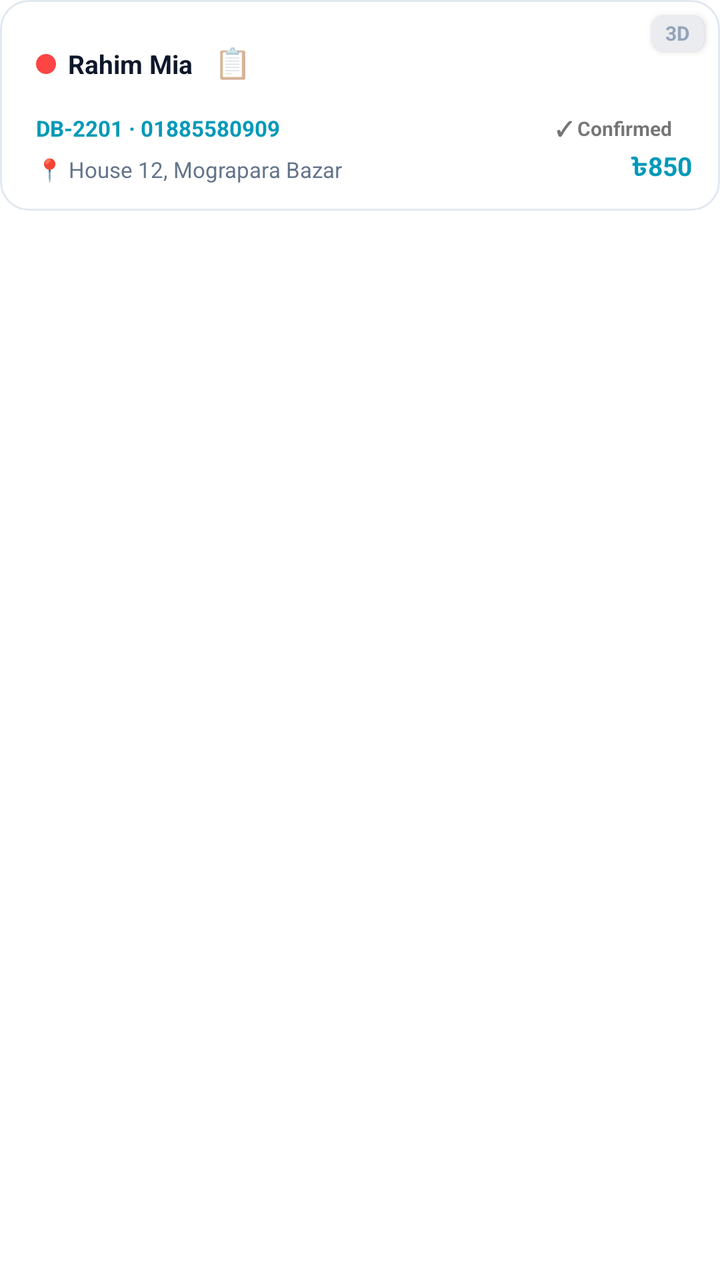
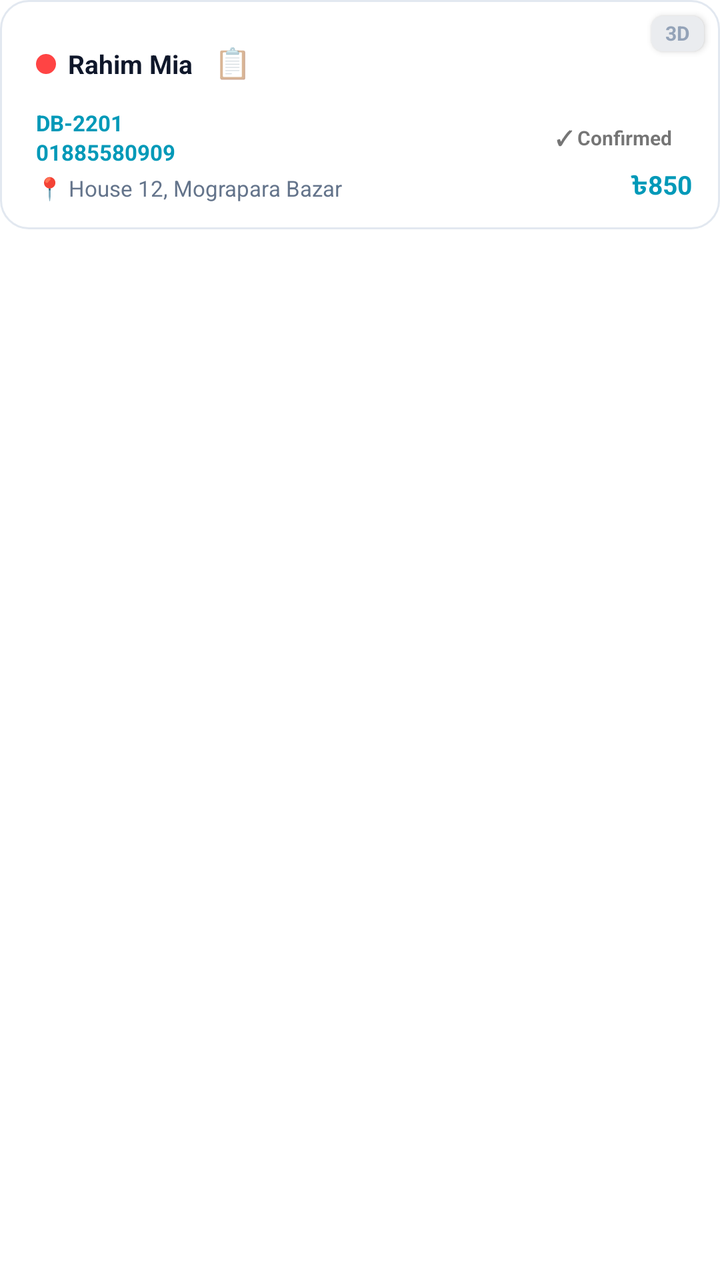

Before-and-after screenshots of an Android layout around one commit, followed by the original layout XML and the change that was made.
<!-- AndroidManifest.xml: application theme Theme.DataBridge -->
<!-- res/layout/item_parcel_agent_card.xml -->
<?xml version="1.0" encoding="utf-8"?>
<FrameLayout xmlns:android="http://schemas.android.com/apk/res/android"
    xmlns:app="http://schemas.android.com/apk/res-auto"
    android:layout_width="match_parent"
    android:layout_height="wrap_content"
    android:layout_marginBottom="8dp">

    
    <TextView
        android:id="@+id/tvAgtAge"
        android:layout_width="wrap_content"
        android:layout_height="wrap_content"
        android:layout_gravity="top|end"
        android:layout_marginTop="8dp"
        android:layout_marginEnd="8dp"
        android:text="3D"
        android:textSize="10sp"
        android:textStyle="bold"
        android:textColor="@color/theme_text_muted"
        android:background="@drawable/bg_age_badge"
        android:paddingStart="7dp"
        android:paddingEnd="7dp"
        android:paddingTop="3dp"
        android:paddingBottom="3dp"
        android:includeFontPadding="false"
        android:elevation="2dp" />

    
    <TextView
        android:id="@+id/tvAgtSplitWarning"
        android:layout_width="wrap_content"
        android:layout_height="wrap_content"
        android:layout_gravity="top|start"
        android:layout_marginTop="8dp"
        android:layout_marginStart="8dp"
        android:text="⚠ Multiple Agents"
        android:textSize="10sp"
        android:textStyle="bold"
        android:textColor="@android:color/white"
        android:background="@drawable/bg_split_warning_badge"
        android:paddingStart="7dp"
        android:paddingEnd="7dp"
        android:paddingTop="3dp"
        android:paddingBottom="3dp"
        android:includeFontPadding="false"
        android:elevation="2dp"
        android:visibility="gone" />

    <LinearLayout
        android:layout_width="match_parent"
        android:layout_height="wrap_content"
        android:orientation="vertical"
        android:background="@drawable/bg_parcel_card"
        android:padding="12dp"
        android:paddingStart="18dp"
        android:paddingEnd="14dp">

    <LinearLayout
        android:layout_width="match_parent"
        android:layout_height="wrap_content"
        android:orientation="horizontal"
        android:gravity="center_vertical">

        <LinearLayout
            android:layout_width="0dp"
            android:layout_height="wrap_content"
            android:layout_weight="1"
            android:orientation="vertical">

                        
            <LinearLayout
                android:id="@+id/layoutEngagedAvatars"
                android:layout_width="wrap_content"
                android:layout_height="wrap_content"
                android:layout_marginBottom="6dp"
                android:orientation="horizontal"
                android:visibility="gone">

                <com.google.android.material.imageview.ShapeableImageView
                    android:id="@+id/ivEngagedAvatar1"
                    android:layout_width="24dp"
                    android:layout_height="24dp"
                    android:scaleType="centerCrop"
                    android:background="@drawable/bg_timeline_avatar_placeholder"
                    app:strokeColor="@color/theme_bg_card"
                    app:strokeWidth="1.5dp"
                    app:shapeAppearanceOverlay="@style/CircleImageStyle" />

                <com.google.android.material.imageview.ShapeableImageView
                    android:id="@+id/ivEngagedAvatar2"
                    android:layout_width="24dp"
                    android:layout_height="24dp"
                    android:layout_marginStart="-12dp"
                    android:scaleType="centerCrop"
                    android:background="@drawable/bg_timeline_avatar_placeholder"
                    app:strokeColor="@color/theme_bg_card"
                    app:strokeWidth="1.5dp"
                    app:shapeAppearanceOverlay="@style/CircleImageStyle"
                    android:visibility="gone" />

                <com.google.android.material.imageview.ShapeableImageView
                    android:id="@+id/ivEngagedAvatar3"
                    android:layout_width="24dp"
                    android:layout_height="24dp"
                    android:layout_marginStart="-12dp"
                    android:scaleType="centerCrop"
                    android:background="@drawable/bg_timeline_avatar_placeholder"
                    app:strokeColor="@color/theme_bg_card"
                    app:strokeWidth="1.5dp"
                    app:shapeAppearanceOverlay="@style/CircleImageStyle"
                    android:visibility="gone" />

                <com.google.android.material.imageview.ShapeableImageView
                    android:id="@+id/ivEngagedAvatar4"
                    android:layout_width="24dp"
                    android:layout_height="24dp"
                    android:layout_marginStart="-12dp"
                    android:scaleType="centerCrop"
                    android:background="@drawable/bg_timeline_avatar_placeholder"
                    app:strokeColor="@color/theme_bg_card"
                    app:strokeWidth="1.5dp"
                    app:shapeAppearanceOverlay="@style/CircleImageStyle"
                    android:visibility="gone" />

                <TextView
                    android:id="@+id/tvEngagedOverflow"
                    android:layout_width="24dp"
                    android:layout_height="24dp"
                    android:layout_marginStart="-12dp"
                    android:background="@drawable/bg_timeline_avatar_placeholder"
                    android:gravity="center"
                    android:textSize="9sp"
                    android:textStyle="bold"
                    android:textColor="@color/theme_text_primary"
                    android:visibility="gone" />

                <TextView
                    android:id="@+id/tvAgtEngagedTime"
                    android:layout_width="wrap_content"
                    android:layout_height="24dp"
                    android:layout_marginStart="6dp"
                    android:layout_gravity="center"
                    android:gravity="center"
                    android:background="@drawable/bg_age_badge"
                    android:paddingStart="7dp"
                    android:paddingEnd="7dp"
                    android:text="⏱ 3m"
                    android:textSize="9sp"
                    android:textStyle="bold"
                    android:textColor="@color/theme_text_muted"
                    android:includeFontPadding="false"
                    android:visibility="gone" />
            </LinearLayout>

<LinearLayout
                android:layout_width="match_parent"
                android:layout_height="wrap_content"
                android:orientation="horizontal"
                android:gravity="center_vertical">

                <View
                    android:id="@+id/viewSourceDot"
                    android:layout_width="10dp"
                    android:layout_height="10dp"
                    android:layout_marginEnd="6dp"
                    android:background="@drawable/circle_red" />

                <TextView
                    android:id="@+id/tvAgtCustomer"
                    android:layout_width="wrap_content"
                    android:layout_height="wrap_content"
                    android:text="Rahim Mia"
                    android:textColor="@color/theme_text_primary"
                    android:textSize="13sp"
                    android:textStyle="bold" />

                
                <TextView
                    android:id="@+id/tvAgtCopy"
                    android:layout_width="40dp"
                    android:layout_height="40dp"
                    android:gravity="center"
                    android:text="📋"
                    android:textSize="15sp"
                    android:background="?attr/selectableItemBackgroundBorderless"
                    android:contentDescription="Copy parcel details"
                    android:includeFontPadding="false" />

                <TextView
                    android:id="@+id/tvAgtCallCount"
                    android:layout_width="wrap_content"
                    android:layout_height="wrap_content"
                    android:layout_marginStart="6dp"
                    android:text="📞 ×3"
                    android:textSize="10sp"
                    android:textStyle="bold"
                    android:textColor="@color/theme_text_muted"
                    android:includeFontPadding="false"
                    android:visibility="gone" />

            </LinearLayout>

            <LinearLayout
                android:layout_width="match_parent"
                android:layout_height="wrap_content"
                android:orientation="horizontal"
                android:gravity="center_vertical"
                android:layout_marginTop="2dp">

                
                <LinearLayout
                    android:layout_width="0dp"
                    android:layout_height="wrap_content"
                    android:layout_weight="1"
                    android:orientation="horizontal"
                    android:gravity="center_vertical">

                    <TextView
                        android:id="@+id/tvAgtId"
                        android:layout_width="wrap_content"
                        android:layout_height="wrap_content"
                        android:text="DB-2201"
                        android:textSize="11sp"
                        android:textColor="@color/theme_accent"
                        android:textStyle="bold" />

                    <TextView
                        android:layout_width="wrap_content"
                        android:layout_height="wrap_content"
                        android:text=" · "
                        android:textSize="11sp"
                        android:textColor="@color/theme_accent"
                        android:textStyle="bold" />

                    <TextView
                        android:id="@+id/tvAgtPhone"
                        android:layout_width="wrap_content"
                        android:layout_height="wrap_content"
                        android:text="01885580909"
                        android:textSize="11sp"
                        android:textColor="@color/theme_accent"
                        android:textStyle="bold" />

                </LinearLayout>

                
                <TextView
                    android:id="@+id/tvAgtPhoneCount"
                    android:layout_width="wrap_content"
                    android:layout_height="wrap_content"
                    android:text="1/2"
                    android:textSize="10sp"
                    android:textStyle="bold"
                    android:textColor="@color/theme_accent"
                    android:background="@drawable/bg_age_badge"
                    android:paddingStart="7dp"
                    android:paddingEnd="7dp"
                    android:paddingTop="3dp"
                    android:paddingBottom="3dp"
                    android:layout_marginStart="6dp"
                    android:clickable="true"
                    android:focusable="true"
                    android:includeFontPadding="false"
                    android:visibility="gone" />

                <TextView
                    android:id="@+id/tvAgtStatusBadge"
                    android:layout_width="wrap_content"
                    android:layout_height="wrap_content"
                    android:text="✓ Confirmed"
                    android:textSize="10sp"
                    android:textStyle="bold"
                    android:paddingStart="10dp"
                    android:paddingEnd="10dp"
                    android:paddingTop="3dp"
                    android:paddingBottom="3dp"
                    android:layout_marginStart="8dp" />

                <TextView
                    android:id="@+id/tvAgtScheduledLock"
                    android:layout_width="wrap_content"
                    android:layout_height="wrap_content"
                    android:text="🔒 20 Sep"
                    android:textSize="10sp"
                    android:textStyle="bold"
                    android:textColor="@color/theme_accent"
                    android:background="@drawable/bg_age_badge"
                    android:paddingStart="7dp"
                    android:paddingEnd="7dp"
                    android:paddingTop="3dp"
                    android:paddingBottom="3dp"
                    android:layout_marginStart="6dp"
                    android:includeFontPadding="false"
                    android:visibility="gone" />

                <TextView
                    android:id="@+id/tvAgtCalling"
                    android:layout_width="wrap_content"
                    android:layout_height="wrap_content"
                    android:text="📞 Calling"
                    android:textSize="10sp"
                    android:textStyle="bold"
                    android:textColor="#16A34A"
                    android:background="@drawable/bg_age_badge"
                    android:paddingStart="7dp"
                    android:paddingEnd="7dp"
                    android:paddingTop="3dp"
                    android:paddingBottom="3dp"
                    android:layout_marginStart="6dp"
                    android:includeFontPadding="false"
                    android:visibility="gone" />
            </LinearLayout>

            <LinearLayout
                android:layout_width="match_parent"
                android:layout_height="wrap_content"
                android:orientation="horizontal"
                android:gravity="center_vertical"
                android:layout_marginTop="2dp">

                <TextView
                    android:id="@+id/tvAgtAddress"
                    android:layout_width="0dp"
                    android:layout_height="wrap_content"
                    android:layout_weight="1"
                    android:text="📍 House 12, Mograpara Bazar"
                    android:textSize="11sp"
                    android:textColor="@color/theme_text_secondary" />

                <TextView
                    android:id="@+id/tvAgtCod"
                    android:layout_width="wrap_content"
                    android:layout_height="wrap_content"
                    android:text="৳850"
                    android:textSize="13sp"
                    android:textColor="@color/theme_accent"
                    android:textStyle="bold"
                    android:layout_marginStart="8dp"
                    android:includeFontPadding="false" />
            </LinearLayout>
            <TextView
                    android:id="@+id/tvAgtAgent"
                    android:layout_width="match_parent"
                    android:layout_height="wrap_content"
                    android:text="👤 Rakib · 📞 01700000000"
                    android:textSize="11sp"
                    android:textStyle="bold"
                    android:textColor="@color/theme_text_secondary"
                    android:layout_marginTop="2dp"
                    android:includeFontPadding="false"
                    android:visibility="gone" />
        </LinearLayout>
    </LinearLayout>

    
    <LinearLayout
        android:id="@+id/layoutAgtRemarksBox"
        android:layout_width="match_parent"
        android:layout_height="wrap_content"
        android:orientation="vertical"
        android:background="@drawable/bg_remark_chip"
        android:padding="6dp"
        android:paddingStart="8dp"
        android:layout_marginTop="6dp"
        android:visibility="gone">

        <TextView
            android:id="@+id/tvAgtRemarks"
            android:layout_width="match_parent"
            android:layout_height="wrap_content"
            android:text="💬 Customer want to receive today"
            android:textSize="11sp"
            android:textColor="@color/theme_text_secondary"
            android:maxLines="2"
            android:ellipsize="end"
            android:includeFontPadding="false" />

        <TextView
            android:id="@+id/tvAgtRemarksTime"
            android:layout_width="match_parent"
            android:layout_height="wrap_content"
            android:gravity="end"
            android:text="🕐 2h 15m ago"
            android:textSize="9sp"
            android:textColor="@color/theme_text_muted"
            android:layout_marginTop="3dp"
            android:includeFontPadding="false"
            android:visibility="gone" />
    </LinearLayout>

    
    <LinearLayout
        android:id="@+id/layoutAgtActions"
        android:layout_width="match_parent"
        android:layout_height="wrap_content"
        android:orientation="horizontal"
        android:gravity="center_vertical"
        android:paddingTop="10dp"
        android:layout_marginTop="10dp"
        android:visibility="gone">

        <TextView
            android:id="@+id/btnAgtCall"
            android:layout_width="0dp"
            android:layout_height="36dp"
            android:layout_weight="1"
            android:text="📞 Call"
            android:textSize="12sp"
            android:textStyle="bold"
            android:textColor="@color/theme_text_inverse"
            android:gravity="center"
            android:background="@drawable/btn_call_green"
            android:layout_marginEnd="4dp"
            android:includeFontPadding="false" />

        <TextView
            android:id="@+id/btnAgtSetRemarks"
            android:layout_width="0dp"
            android:layout_height="36dp"
            android:layout_weight="1"
            android:text="✏️ Set Remarks"
            android:textSize="12sp"
            android:textStyle="bold"
            android:textColor="@color/theme_text_inverse"
            android:gravity="center"
            android:background="@drawable/btn_action_cyan"
            android:includeFontPadding="false" />

        <TextView
            android:id="@+id/btnAgtWhatsapp"
            android:layout_width="36dp"
            android:layout_height="36dp"
            android:text="💬"
            android:textSize="16sp"
            android:gravity="center"
            android:background="@drawable/btn_call_green"
            android:layout_marginStart="4dp"
            android:contentDescription="Send parcel info to agent on WhatsApp"
            android:includeFontPadding="false" />

        
        <TextView
            android:id="@+id/btnAgtBtCall"
            android:layout_width="48dp"
            android:layout_height="36dp"
            android:text="BT"
            android:textSize="12sp"
            android:textStyle="bold"
            android:gravity="center"
            android:background="@drawable/btn_action_cyan"
            android:layout_marginStart="4dp"
            android:visibility="gone"
            android:contentDescription="Dial via Bluetooth button phone"
            android:includeFontPadding="false" />

    </LinearLayout>

    </LinearLayout>

    
    <com.cloudx.databridge.EngagedRingView
        android:id="@+id/viewEngagedRing"
        android:layout_width="match_parent"
        android:layout_height="match_parent"
        android:visibility="gone" />


</FrameLayout>
<!-- resources referenced by this layout -->
<resources>
  <color name="theme_accent">#0099b8</color>
  <color name="theme_bg_card">#ffffff</color>
  <color name="theme_text_inverse">#ffffff</color>
  <color name="theme_text_muted">#94a3b8</color>
  <color name="theme_text_primary">#0f172a</color>
  <color name="theme_text_secondary">#64748b</color>
  <!-- drawable bg_age_badge (drawable) -->
  <?xml version="1.0" encoding="utf-8"?>
  <shape xmlns:android="http://schemas.android.com/apk/res/android"
      android:shape="rectangle">
      <solid android:color="#EAECEF" />
      <corners android:radius="6dp" />
  </shape>
  <!-- drawable bg_parcel_card (drawable) -->
  <?xml version="1.0" encoding="utf-8"?>
  <shape xmlns:android="http://schemas.android.com/apk/res/android"
      android:shape="rectangle">
      <solid android:color="@color/theme_bg_card" />
      <stroke android:width="1dp" android:color="@color/theme_border" />
      <corners android:radius="14dp" />
  </shape>
  <!-- drawable bg_remark_chip (drawable) -->
  <?xml version="1.0" encoding="utf-8"?>
  <shape xmlns:android="http://schemas.android.com/apk/res/android"
      android:shape="rectangle">
      <solid android:color="@color/theme_bg_inner" />
      <corners android:radius="8dp" />
  </shape>
  <!-- drawable bg_split_warning_badge (drawable) -->
  <?xml version="1.0" encoding="utf-8"?>
  <shape xmlns:android="http://schemas.android.com/apk/res/android"
      android:shape="rectangle">
      <solid android:color="@color/theme_red" />
      <corners android:radius="10dp" />
  </shape>
  <!-- drawable bg_timeline_avatar_placeholder (drawable) -->
  <?xml version="1.0" encoding="utf-8"?>
  <shape xmlns:android="http://schemas.android.com/apk/res/android"
      android:shape="oval">
      <solid android:color="@color/theme_bg_timeline_dot" />
  </shape>
  <!-- drawable btn_action_cyan (drawable) -->
  <?xml version="1.0" encoding="utf-8"?>
  <shape xmlns:android="http://schemas.android.com/apk/res/android" android:shape="rectangle">
      <corners android:radius="8dp" />
      <gradient
          android:startColor="#0099b8"
          android:endColor="#0088a8"
          android:angle="135" />
  </shape>
  <!-- drawable btn_call_green (drawable) -->
  <?xml version="1.0" encoding="utf-8"?>
  <shape xmlns:android="http://schemas.android.com/apk/res/android">
      <gradient
          android:startColor="#10b981"
          android:endColor="#059669"
          android:angle="135" />
      <corners android:radius="8dp" />
  </shape>
  <!-- drawable circle_red (drawable) -->
  <?xml version="1.0" encoding="utf-8"?>
  <shape xmlns:android="http://schemas.android.com/apk/res/android" android:shape="oval">
      <solid android:color="#ff4444" />
      <size android:width="10dp" android:height="10dp" />
  </shape>
  <style name="CircleImageStyle">
      <item name="cornerFamily">rounded</item>
      <item name="cornerSize">50%</item>
  </style>
  <style name="Theme.DataBridge" parent="Theme.MaterialComponents.DayNight.NoActionBar">
      <item name="colorPrimary">#00d4ff</item>
      <item name="colorPrimaryVariant">#16213e</item>
      <item name="colorOnPrimary">#ffffff</item>
      <item name="colorSecondary">#00d4ff</item>
      <item name="android:statusBarColor">#1a1a2e</item>
  </style>
  <color name="theme_border">#e2e8f0</color>
  <color name="theme_bg_inner">#f1f5f9</color>
  <color name="theme_red">#dc2626</color>
  <color name="theme_bg_timeline_dot">#00d4ff</color>
</resources>

<!-- the commit's change to res/layout/item_parcel_agent_card.xml (unified diff, before → after) -->
@@ -212,22 +212,14 @@
                     android:layout_width="0dp"
                     android:layout_height="wrap_content"
                     android:layout_weight="1"
-                    android:orientation="horizontal"
-                    android:gravity="center_vertical">
+                    android:orientation="vertical"
+                    android:gravity="start">
 
                     <TextView
                         android:id="@+id/tvAgtId"
                         android:layout_width="wrap_content"
                         android:layout_height="wrap_content"
                         android:text="DB-2201"
-                        android:textSize="11sp"
-                        android:textColor="@color/theme_accent"
-                        android:textStyle="bold" />
-
-                    <TextView
-                        android:layout_width="wrap_content"
-                        android:layout_height="wrap_content"
-                        android:text=" · "
                         android:textSize="11sp"
                         android:textColor="@color/theme_accent"
                         android:textStyle="bold" />
